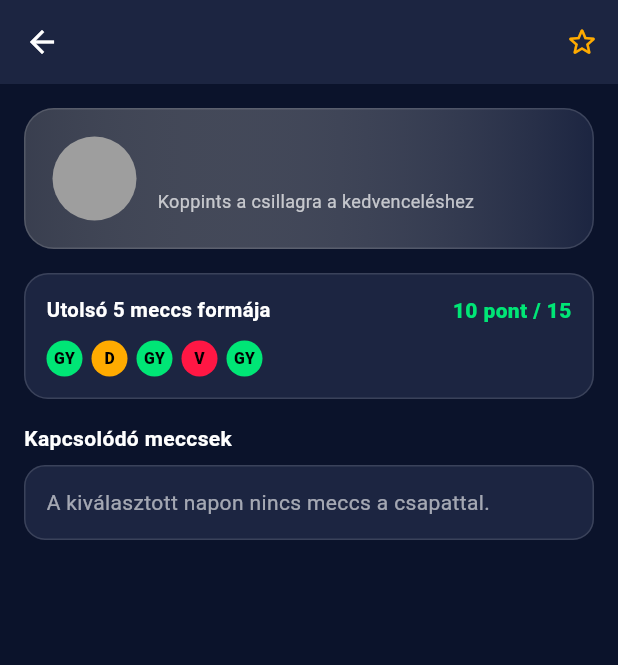
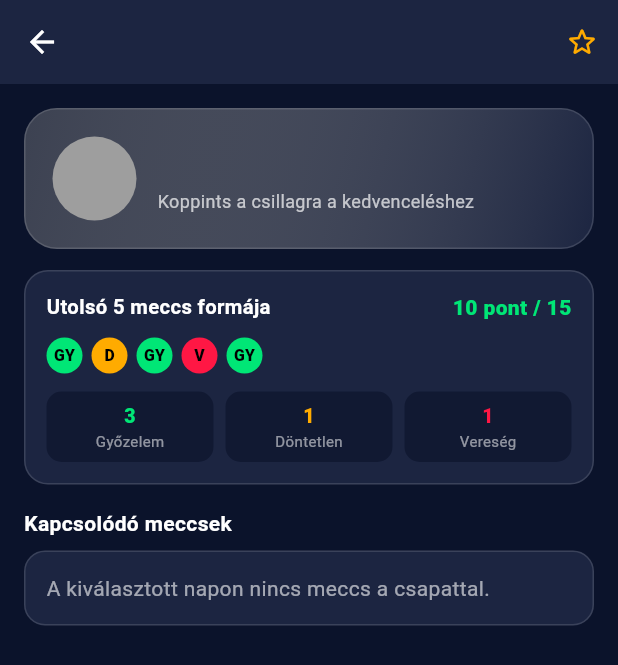
Before and after one commit to apagyizsolt6-ship-it/zsoltscores, a Flutter app: the TeamProfileScreen screen opened directly with empty values, on a phone screen of 412 x 824 dp. Shown: the top 665 px of the screen. Run offline on Flutter 3.47's test engine with Material 3 defaults, Android fonts, the phone set to English and light mode, and no system bars; our stand-ins replace shared_preferences; accounts and stored records are empty.

Commit message:
Refactor standings_tab.dart layout and logic

```diff
--- a/lib/tabs/standings_tab.dart
+++ b/lib/tabs/standings_tab.dart
@@ -66,6 +66,9 @@ class _TeamProfileScreenState extends State<TeamProfileScreen> {
     final p = AppThemeController.instance.palette;
     final effectiveForm = widget.form.isNotEmpty ? widget.form : const ['GY', 'D', 'GY', 'V', 'GY'];
     final pts = MatchData.formPoints(effectiveForm);
+    final wCount = effectiveForm.where((c) => c == 'GY').length;
+    final dCount = effectiveForm.where((c) => c == 'D').length;
+    final lCount = effectiveForm.where((c) => c == 'V').length;
 
     return Scaffold(
       appBar: AppBar(
@@ -85,8 +88,12 @@ class _TeamProfileScreenState extends State<TeamProfileScreen> {
           Container(
             padding: const EdgeInsets.all(18),
             decoration: BoxDecoration(
-              gradient: LinearGradient(colors: [widget.accentColor.withAlpha(80), p.cardElevated]),
-              borderRadius: BorderRadius.circular(20),
+              gradient: LinearGradient(
+                colors: [widget.accentColor.withAlpha(85), p.cardElevated],
+                begin: Alignment.topLeft,
+                end: Alignment.bottomRight,
+              ),
+              borderRadius: BorderRadius.circular(22),
               border: Border.all(color: p.borderSubtle),
             ),
             child: Row(
@@ -109,7 +116,7 @@ class _TeamProfileScreenState extends State<TeamProfileScreen> {
               ],
             ),
           ),
-          const SizedBox(height: 16),
+          const SizedBox(height: 14),
           Container(
             padding: const EdgeInsets.all(14),
             decoration: BoxDecoration(
@@ -129,6 +136,58 @@ class _TeamProfileScreenState extends State<TeamProfileScreen> {
                 ),
                 const SizedBox(height: 10),
                 Row(children: effectiveForm.map(_badge).toList()),
+                const SizedBox(height: 12),
+                Row(
+                  children: [
+                    Expanded(
+                      child: Container(
+                        padding: const EdgeInsets.symmetric(vertical: 7),
+                        decoration: BoxDecoration(
+                          color: p.scaffoldBg.withAlpha(170),
+                          borderRadius: BorderRadius.circular(10),
+                        ),
+                        child: Column(
+                          children: [
+                            Text('$wCount', style: TextStyle(fontWeight: FontWeight.w900, color: p.primaryAccent, fontSize: 13)),
+                            const Text('Győzelem', style: TextStyle(fontSize: 10, color: Colors.white54)),
+                          ],
+                        ),
+                      ),
+                    ),
+                    const SizedBox(width: 8),
+                    Expanded(
+                      child: Container(
+                        padding: const EdgeInsets.symmetric(vertical: 7),
+                        decoration: BoxDecoration(
+                          color: p.scaffoldBg.withAlpha(170),
+                          borderRadius: BorderRadius.circular(10),
+                        ),
+                        child: Column(
+                          children: [
+                            Text('$dCount', style: TextStyle(fontWeight: FontWeight.w900, color: p.goldAccent, fontSize: 13)),
+                            const Text('Döntetlen', style: TextStyle(fontSize: 10, color: Colors.white54)),
+                          ],
+                        ),
+                      ),
+                    ),
+                    const SizedBox(width: 8),
+                    Expanded(
+                      child: Container(
+                        padding: const EdgeInsets.symmetric(vertical: 7),
+                        decoration: BoxDecoration(
+                          color: p.scaffoldBg.withAlpha(170),
+                          borderRadius: BorderRadius.circular(10),
+                        ),
+                        child: Column(
+                          children: [
+                            Text('$lCount', style: TextStyle(fontWeight: FontWeight.w900, color: p.liveRed, fontSize: 13)),
+                            const Text('Vereség', style: TextStyle(fontSize: 10, color: Colors.white54)),
+                          ],
+                        ),
+                      ),
+                    ),
+                  ],
+                ),
               ],
             ),
           ),
@@ -239,6 +298,40 @@ class _StandingsTabState extends State<StandingsTab> {
     if (zone == 'uel') return p.secondaryAccent;
     if (zone == 'rel') return p.liveRed;
     return Colors.transparent;
+  }
+
+  Widget _posBadge(int pos, AppPalette p) {
+    if (pos == 1) {
+      return Container(
+        width: 22,
+        height: 22,
+        alignment: Alignment.center,
+        decoration: BoxDecoration(color: const Color(0xFFFFD54F).withAlpha(35), borderRadius: BorderRadius.circular(6)),
+        child: const Text('🥇', style: TextStyle(fontSize: 12)),
+      );
+    }
+    if (pos == 2) {
+      return Container(
+        width: 22,
+        height: 22,
+        alignment: Alignment.center,
+        decoration: BoxDecoration(color: Colors.white12, borderRadius: BorderRadius.circular(6)),
+        child: const Text('🥈', style: TextStyle(fontSize: 12)),
+      );
+    }
+    if (pos == 3) {
+      return Container(
+        width: 22,
+        height: 22,
+        alignment: Alignment.center,
+        decoration: BoxDecoration(color: const Color(0xFFFF8A65).withAlpha(30), borderRadius: BorderRadius.circular(6)),
+        child: const Text('🥉', style: TextStyle(fontSize: 12)),
+      );
+    }
+    return SizedBox(
+      width: 22,
+      child: Text('$pos.', style: TextStyle(fontWeight: FontWeight.bold, fontSize: 12, color: p.primaryAccent.withAlpha(210))),
+    );
   }
 
   Widget _miniFormDot(String code) {
@@ -453,7 +546,7 @@ class _StandingsTabState extends State<StandingsTab> {
               padding: const EdgeInsets.symmetric(horizontal: 16, vertical: 6),
               child: Row(
                 children: const [
-                  SizedBox(width: 24, child: Text('#', style: TextStyle(color: Colors.white54, fontSize: 11))),
+                  SizedBox(width: 26, child: Text('#', style: TextStyle(color: Colors.white54, fontSize: 11))),
                   Expanded(child: Text('Csapat', style: TextStyle(color: Colors.white54, fontSize: 11))),
                   SizedBox(width: 24, child: Text('M', textAlign: TextAlign.center, style: TextStyle(color: Colors.white54, fontSize: 11))),
                   SizedBox(width: 58, child: Text('GY/D/V', textAlign: TextAlign.center, style: TextStyle(color: Colors.white54, fontSize: 10.5))),
@@ -484,6 +577,7 @@ class _StandingsTabState extends State<StandingsTab> {
                         final hasWdl = (r.won + r.drawn + r.lost) > 0;
                         final wdlText = hasWdl ? '${r.won}/${r.drawn}/${r.lost}' : '-';
                         final goalsText = (r.gf > 0 || r.ga > 0) ? '${r.gf}:${r.ga}' : '-';
+                        final isTop3 = r.pos <= 3;
 
                         return InkWell(
                           borderRadius: BorderRadius.circular(14),
@@ -492,7 +586,7 @@ class _StandingsTabState extends State<StandingsTab> {
                             margin: const EdgeInsets.only(bottom: 8),
                             padding: const EdgeInsets.symmetric(horizontal: 10, vertical: 10),
                             decoration: BoxDecoration(
-                              color: p.cardElevated,
+                              color: isTop3 ? p.cardElevated : p.cardBg,
                               borderRadius: BorderRadius.circular(14),
                               border: Border(
                                 left: BorderSide(color: _zoneColor(r.zone), width: 4),
@@ -502,7 +596,8 @@ class _StandingsTabState extends State<StandingsTab> {
                               children: [
                                 Row(
                                   children: [
-                                    SizedBox(width: 22, child: Text('${r.pos}.', style: const TextStyle(fontWeight: FontWeight.bold, fontSize: 12))),
+                                    _posBadge(r.pos, p),
+                                    const SizedBox(width: 4),
                                     CachedTeamLogo(
                                       teamName: r.team,
                                       fallbackColor: r.color,
@@ -515,7 +610,7 @@ class _StandingsTabState extends State<StandingsTab> {
                                       child: Text(
                                         isFav ? '★ ${r.team}' : r.team,
                                         style: TextStyle(
-                                          fontWeight: FontWeight.w700,
+                                          fontWeight: isTop3 || isFav ? FontWeight.w800 : FontWeight.w700,
                                           fontSize: 12.5,
                                           color: isFav ? const Color(0xFFFFD54F) : Colors.white,
                                         ),
@@ -554,29 +649,55 @@ class _StandingsTabState extends State<StandingsTab> {
                 itemCount: scorers.length,
                 itemBuilder: (context, idx) {
                   final sc = scorers[idx];
+                  final isTop = sc.rank == 1;
                   return Container(
                     margin: const EdgeInsets.only(bottom: 10),
                     padding: const EdgeInsets.symmetric(horizontal: 14, vertical: 12),
                     decoration: BoxDecoration(
                       color: p.cardElevated,
                       borderRadius: BorderRadius.circular(14),
-                      border: Border.all(color: p.borderSubtle),
+                      border: Border.all(
+                        color: isTop ? p.goldAccent.withAlpha(120) : p.borderSubtle,
+                      ),
                     ),
                     child: Row(
                       children: [
-                        Text('${sc.rank}.', style: TextStyle(fontWeight: FontWeight.bold, color: p.goldAccent)),
+                        Container(
+                          width: 26,
+                          height: 26,
+                          alignment: Alignment.center,
+                          decoration: BoxDecoration(
+                            color: isTop ? p.goldAccent.withAlpha(35) : Colors.white10,
+                            borderRadius: BorderRadius.circular(8),
+                          ),
+                          child: Text(
+                            '${sc.rank}.',
+                            style: TextStyle(
+                              fontWeight: FontWeight.w900,
+                              color: isTop ? p.goldAccent : Colors.white70,
+                              fontSize: 12,
+                            ),
+                          ),
+                        ),
                         const SizedBox(width: 10),
                         Expanded(
                           child: Column(
                             crossAxisAlignment: CrossAxisAlignment.start,
                             children: [
-                              Text(sc.player, style: const TextStyle(fontWeight: FontWeight.bold)),
+                              Text(sc.player, style: const TextStyle(fontWeight: FontWeight.bold, fontSize: 13.5)),
                               Text(sc.team, style: const TextStyle(fontSize: 11, color: Colors.white60)),
                             ],
                           ),
                         ),
-                        Text('⚽ ${sc.goals}', style: TextStyle(fontWeight: FontWeight.w900, color: p.primaryAccent)),
-                        const SizedBox(width: 12),
+                        Container(
+                          padding: const EdgeInsets.symmetric(horizontal: 8, vertical: 4),
+                          decoration: BoxDecoration(
+                            color: p.primaryAccent.withAlpha(20),
+                            borderRadius: BorderRadius.circular(8),
+                          ),
+                          child: Text('⚽ ${sc.goals}', style: TextStyle(fontWeight: FontWeight.w900, color: p.primaryAccent, fontSize: 12)),
+                        ),
+                        const SizedBox(width: 8),
                         Text('🅰️ ${sc.assists}', style: const TextStyle(fontSize: 12, color: Colors.white70)),
                       ],
                     ),
```
